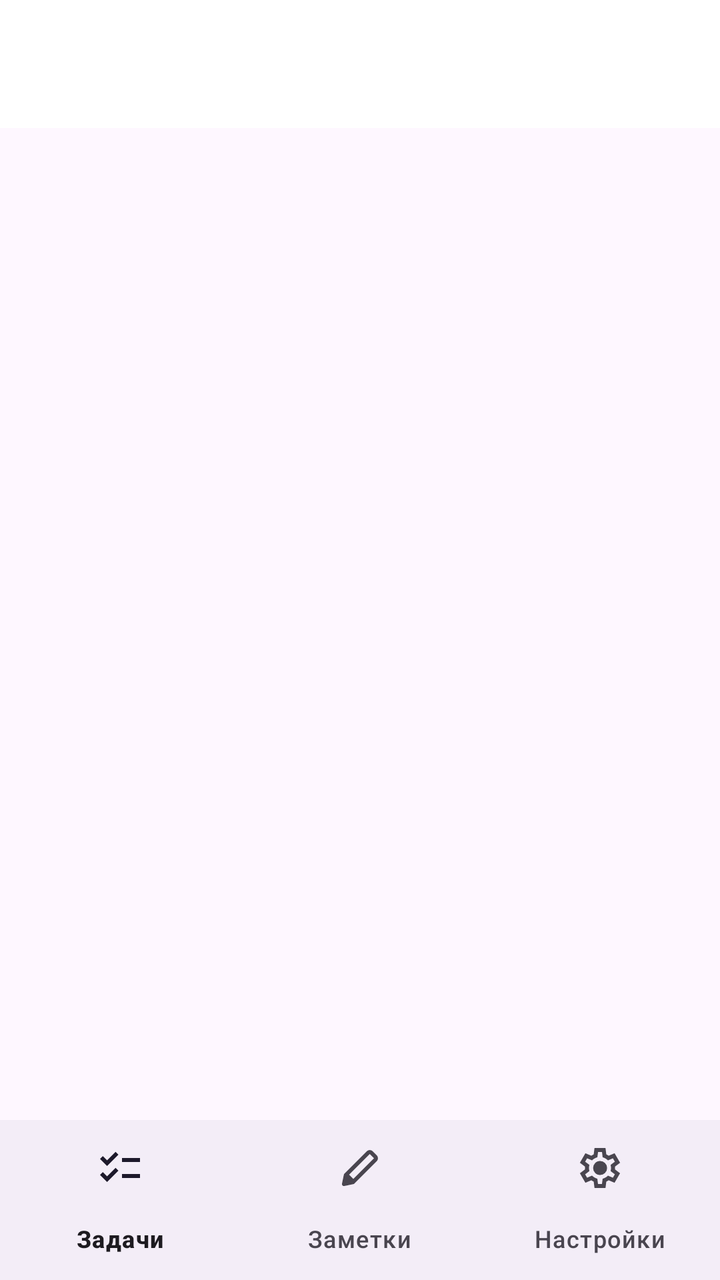
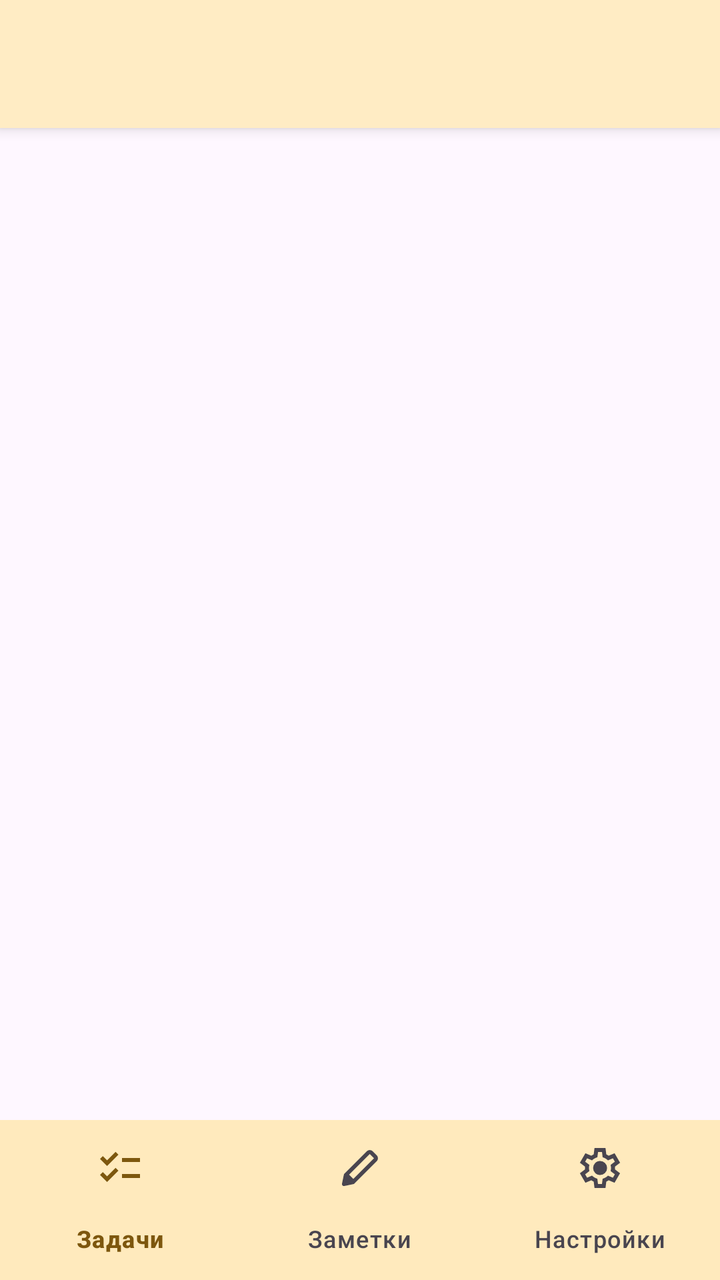

Two renders of the same Android screen: before a commit and after it. Below are the layout's source before the change and the commit's diff.
<!-- AndroidManifest.xml: application theme Theme.Todooshka -->
<!-- res/layout/activity_main.xml -->
<?xml version="1.0" encoding="utf-8"?>
<androidx.constraintlayout.widget.ConstraintLayout xmlns:android="http://schemas.android.com/apk/res/android"
    xmlns:app="http://schemas.android.com/apk/res-auto"
    xmlns:tools="http://schemas.android.com/tools"
    android:id="@+id/main"
    android:layout_width="match_parent"
    android:layout_height="match_parent"
    tools:context=".presentation.screen.main_screen_container.MainActivity">

    <androidx.appcompat.widget.Toolbar
        android:id="@+id/main_toolbar"
        android:layout_width="0dp"
        android:layout_height="?attr/actionBarSize"
        android:elevation="4dp"
        android:background="@color/white"
        android:theme="@style/ThemeOverlay.AppCompat.ActionBar"
        app:layout_constraintEnd_toEndOf="parent"
        app:layout_constraintStart_toStartOf="parent"
        app:layout_constraintTop_toTopOf="parent"
        app:popupTheme="@style/ThemeOverlay.AppCompat.Light" />

    <androidx.viewpager2.widget.ViewPager2
        android:id="@+id/main_view_pager"
        android:layout_width="0dp"
        android:layout_height="0dp"
        app:layout_constraintBottom_toTopOf="@+id/main_bottom_navigation"
        app:layout_constraintEnd_toEndOf="parent"
        app:layout_constraintStart_toStartOf="parent"
        app:layout_constraintTop_toBottomOf="@+id/main_toolbar" />

    <com.google.android.material.bottomnavigation.BottomNavigationView
        android:id="@+id/main_bottom_navigation"
        android:layout_width="match_parent"
        android:layout_height="wrap_content"
        app:layout_constraintBottom_toBottomOf="parent"
        app:layout_constraintEnd_toEndOf="parent"
        app:layout_constraintStart_toStartOf="parent"
        app:menu="@menu/bottom_navigation_menu" />

</androidx.constraintlayout.widget.ConstraintLayout>
<!-- resources referenced by this layout -->
<resources>
  <color name="white">#FFFFFFFF</color>
  <style name="Theme.Todooshka" parent="Base.Theme.Todooshka" />
  <style name="Base.Theme.Todooshka" parent="Theme.Material3.DayNight.NoActionBar">
          
          
      </style>
</resources>

<!-- the commit's change to res/layout/activity_main.xml (unified diff, before → after) -->
@@ -12,7 +12,6 @@
         android:layout_width="0dp"
         android:layout_height="?attr/actionBarSize"
         android:elevation="4dp"
-        android:background="@color/white"
         android:theme="@style/ThemeOverlay.AppCompat.ActionBar"
         app:layout_constraintEnd_toEndOf="parent"
         app:layout_constraintStart_toStartOf="parent"
@@ -32,6 +31,7 @@
         android:id="@+id/main_bottom_navigation"
         android:layout_width="match_parent"
         android:layout_height="wrap_content"
+        android:background="@color/colorPrimaryContainer"
         app:layout_constraintBottom_toBottomOf="parent"
         app:layout_constraintEnd_toEndOf="parent"
         app:layout_constraintStart_toStartOf="parent"
<!-- resource entries referenced after the edit -->
@@ -1,10 +1,29 @@
 <!-- resources referenced by this layout -->
 <resources>
-  <color name="white">#FFFFFFFF</color>
+  <color name="colorPrimaryContainer">#FFECC4</color>
   <style name="Theme.Todooshka" parent="Base.Theme.Todooshka" />
   <style name="Base.Theme.Todooshka" parent="Theme.Material3.DayNight.NoActionBar">
           
-          
+          <item name="colorPrimary">@color/primary</item>
+          <item name="colorOnPrimary">@color/on_primary</item>
+          <item name="colorSurface">@color/colorPrimaryContainer</item>
+          <item name="colorOnSurface">@color/on_primary</item>
+          <item name="colorSecondaryContainer">@color/primary</item>&gt;
+          <item name="colorOnSecondaryContainer">@color/on_primary</item>&gt;
+          <item name="colorPrimaryContainer">@color/colorPrimaryContainer</item>
+  
+          <item name="toolbarStyle">
+              @style/Widget.Todooshka.Toolbar
+          </item>
+      </style>
+  <color name="primary">#FFD772</color>
+  <color name="on_primary">#7d570e</color>
+  <style name="Widget.Todooshka.Toolbar" parent="Widget.MaterialComponents.Toolbar.Primary">
+  
+          <item name="android:background">@color/colorPrimaryContainer</item>
+          <item name="titleTextColor">?attr/colorOnPrimary</item>
+          <item name="subtitleTextColor">?attr/colorOnPrimary</item>
+          <item name="navigationIconTint">?attr/colorOnPrimary</item>
       </style>
 </resources>
 
